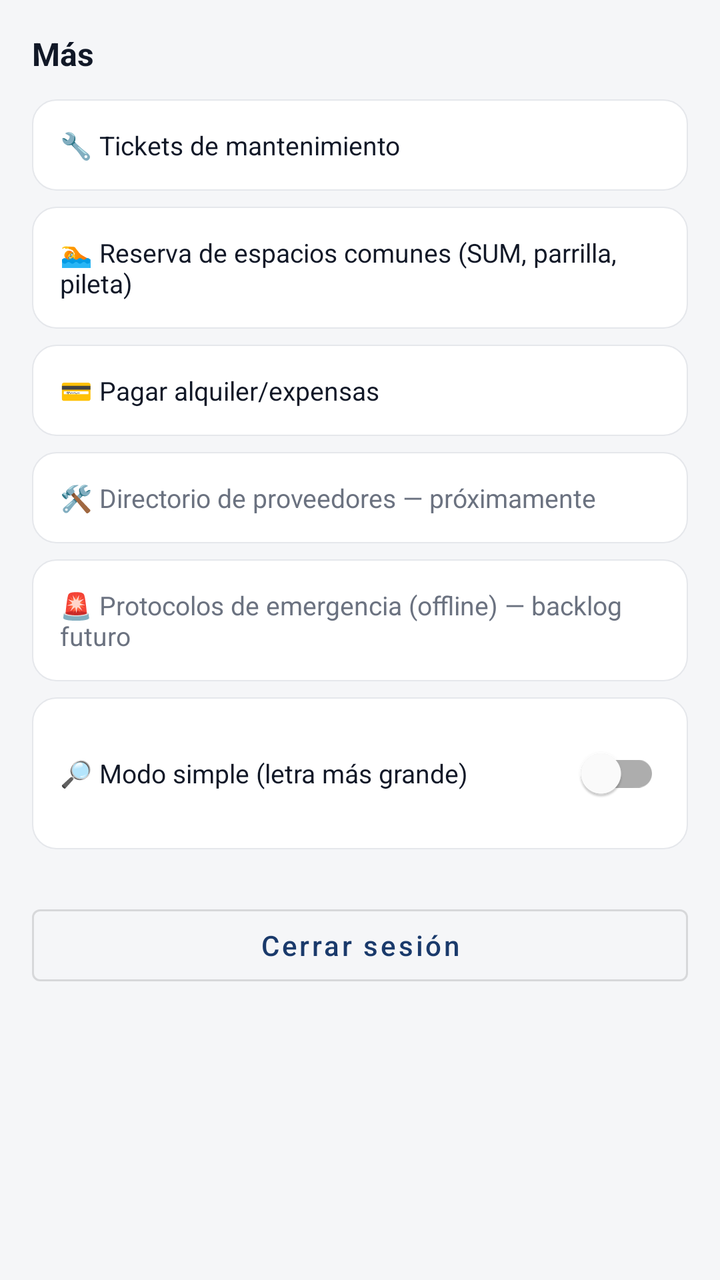
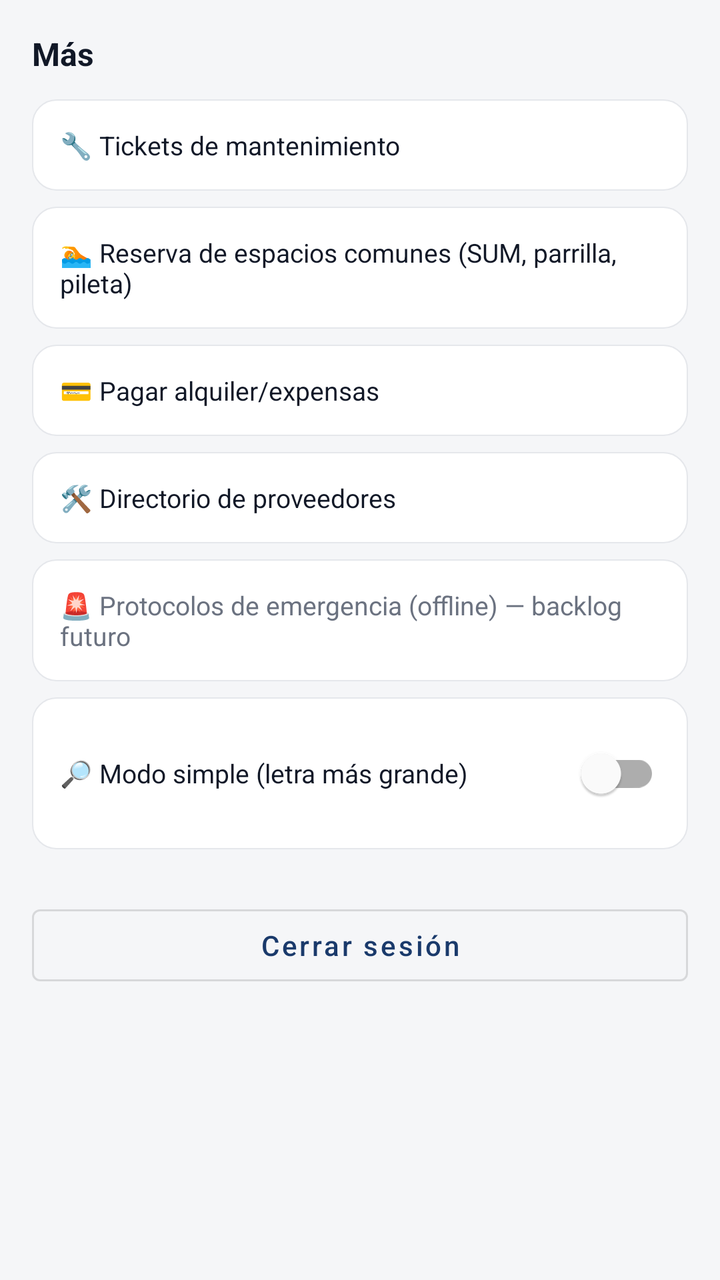

Before-and-after screenshots of an Android layout around one commit, followed by the original layout XML and the change that was made.
<!-- AndroidManifest.xml: application theme Theme.ConsorcioTransparente -->
<!-- res/layout/fragment_mas.xml -->
<?xml version="1.0" encoding="utf-8"?>
<LinearLayout xmlns:android="http://schemas.android.com/apk/res/android"
    xmlns:app="http://schemas.android.com/apk/res-auto"
    android:layout_width="match_parent"
    android:layout_height="match_parent"
    android:background="@color/background"
    android:orientation="vertical"
    android:padding="16dp">

    <TextView
        android:layout_width="wrap_content"
        android:layout_height="wrap_content"
        android:layout_marginBottom="12dp"
        android:text="Más"
        android:textColor="@color/text_primary"
        android:textSize="16sp"
        android:textStyle="bold" />

    <TextView
        android:id="@+id/itemBuildingConfig"
        android:layout_width="match_parent"
        android:layout_height="wrap_content"
        android:layout_marginBottom="8dp"
        android:background="@drawable/bg_card"
        android:clickable="true"
        android:focusable="true"
        android:padding="14dp"
        android:text="@string/building_config_menu_item"
        android:textColor="@color/text_primary"
        android:textSize="13sp"
        android:visibility="gone" />

    <TextView
        android:id="@+id/itemTickets"
        android:layout_width="match_parent"
        android:layout_height="wrap_content"
        android:layout_marginBottom="8dp"
        android:background="@drawable/bg_card"
        android:clickable="true"
        android:focusable="true"
        android:padding="14dp"
        android:text="@string/tickets_menu_item"
        android:textColor="@color/text_primary"
        android:textSize="13sp" />

    <TextView
        android:id="@+id/itemReservas"
        android:layout_width="match_parent"
        android:layout_height="wrap_content"
        android:layout_marginBottom="8dp"
        android:background="@drawable/bg_card"
        android:clickable="true"
        android:focusable="true"
        android:padding="14dp"
        android:text="🏊 Reserva de espacios comunes (SUM, parrilla, pileta)"
        android:textColor="@color/text_primary"
        android:textSize="13sp" />

    <TextView
        android:id="@+id/itemVecinos"
        android:layout_width="match_parent"
        android:layout_height="wrap_content"
        android:layout_marginBottom="8dp"
        android:background="@drawable/bg_card"
        android:clickable="true"
        android:focusable="true"
        android:padding="14dp"
        android:text="@string/vecinos_menu_item"
        android:textColor="@color/text_primary"
        android:textSize="13sp"
        android:visibility="gone" />

    <TextView
        android:id="@+id/itemPagar"
        android:layout_width="match_parent"
        android:layout_height="wrap_content"
        android:layout_marginBottom="8dp"
        android:background="@drawable/bg_card"
        android:clickable="true"
        android:focusable="true"
        android:padding="14dp"
        android:text="@string/pagar_menu_item"
        android:textColor="@color/text_primary"
        android:textSize="13sp" />

    <TextView
        android:id="@+id/itemCobros"
        android:layout_width="match_parent"
        android:layout_height="wrap_content"
        android:layout_marginBottom="8dp"
        android:background="@drawable/bg_card"
        android:clickable="true"
        android:focusable="true"
        android:padding="14dp"
        android:text="@string/cobros_menu_item"
        android:textColor="@color/text_primary"
        android:textSize="13sp"
        android:visibility="gone" />

    <TextView
        android:layout_width="match_parent"
        android:layout_height="wrap_content"
        android:layout_marginBottom="8dp"
        android:background="@drawable/bg_card"
        android:padding="14dp"
        android:text="🛠️ Directorio de proveedores — próximamente"
        android:textColor="?attr/colorTextSecondary"
        android:textSize="13sp" />

    <TextView
        android:layout_width="match_parent"
        android:layout_height="wrap_content"
        android:layout_marginBottom="8dp"
        android:background="@drawable/bg_card"
        android:padding="14dp"
        android:text="🚨 Protocolos de emergencia (offline) — backlog futuro"
        android:textColor="?attr/colorTextSecondary"
        android:textSize="13sp" />

    <LinearLayout
        android:layout_width="match_parent"
        android:layout_height="wrap_content"
        android:layout_marginBottom="8dp"
        android:background="@drawable/bg_card"
        android:gravity="center_vertical"
        android:orientation="horizontal"
        android:padding="14dp">

        <TextView
            android:layout_width="0dp"
            android:layout_height="wrap_content"
            android:layout_weight="1"
            android:text="@string/simple_mode_item"
            android:textColor="@color/text_primary"
            android:textSize="13sp" />

        <com.google.android.material.switchmaterial.SwitchMaterial
            android:id="@+id/switchSimpleMode"
            android:layout_width="wrap_content"
            android:layout_height="wrap_content"
            app:showText="false" />
    </LinearLayout>

    <Button
        android:id="@+id/buttonLogout"
        android:layout_width="match_parent"
        android:layout_height="wrap_content"
        android:layout_marginTop="16dp"
        android:text="@string/logout"
        android:textAllCaps="false"
        style="@style/Widget.MaterialComponents.Button.OutlinedButton" />

</LinearLayout>
<!-- resources referenced by this layout -->
<resources>
  <color name="background">#F5F6F8</color>
  <color name="text_primary">#111827</color>
  <!-- drawable bg_card (drawable) -->
  <?xml version="1.0" encoding="utf-8"?>
  <shape xmlns:android="http://schemas.android.com/apk/res/android">
      <solid android:color="@color/surface" />
      <corners android:radius="12dp" />
      <stroke android:width="0.5dp" android:color="@color/border" />
  </shape>
  <string name="building_config_menu_item">⚙️ Configuración del edificio</string>
  <string name="cobros_menu_item">📋 Panel de cobros</string>
  <string name="logout">Cerrar sesión</string>
  <string name="pagar_menu_item">💳 Pagar alquiler/expensas</string>
  <string name="simple_mode_item">🔎 Modo simple (letra más grande)</string>
  <string name="tickets_menu_item">🔧 Tickets de mantenimiento</string>
  <string name="vecinos_menu_item">👥 Vecinos</string>
  <style name="Theme.ConsorcioTransparente" parent="Theme.MaterialComponents.Light.NoActionBar">
          <item name="colorPrimary">@color/navy</item>
          <item name="colorPrimaryDark">@color/navy_dark</item>
          <item name="colorAccent">@color/blue_accent</item>
          <item name="android:windowBackground">@color/background</item>
          <item name="android:statusBarColor" tools:targetApi="l">@color/navy</item>
          <item name="colorTextSecondary">@color/text_secondary</item>
      </style>
  <color name="surface">#FFFFFF</color>
  <color name="border">#E5E7EB</color>
  <color name="navy">#1A3A6B</color>
  <color name="navy_dark">#0F2647</color>
  <color name="blue_accent">#3B82F6</color>
  <color name="text_secondary">#6B7280</color>
</resources>

<!-- the commit's change to res/layout/fragment_mas.xml (unified diff, before → after) -->
@@ -98,13 +98,16 @@
         android:visibility="gone" />
 
     <TextView
+        android:id="@+id/itemProveedores"
         android:layout_width="match_parent"
         android:layout_height="wrap_content"
         android:layout_marginBottom="8dp"
         android:background="@drawable/bg_card"
+        android:clickable="true"
+        android:focusable="true"
         android:padding="14dp"
-        android:text="🛠️ Directorio de proveedores — próximamente"
-        android:textColor="?attr/colorTextSecondary"
+        android:text="@string/providers_menu_item"
+        android:textColor="@color/text_primary"
         android:textSize="13sp" />
 
     <TextView
<!-- resource entries referenced after the edit -->
@@ -13,6 +13,7 @@
   <string name="cobros_menu_item">📋 Panel de cobros</string>
   <string name="logout">Cerrar sesión</string>
   <string name="pagar_menu_item">💳 Pagar alquiler/expensas</string>
+  <string name="providers_menu_item">🛠️ Directorio de proveedores</string>
   <string name="simple_mode_item">🔎 Modo simple (letra más grande)</string>
   <string name="tickets_menu_item">🔧 Tickets de mantenimiento</string>
   <string name="vecinos_menu_item">👥 Vecinos</string>
